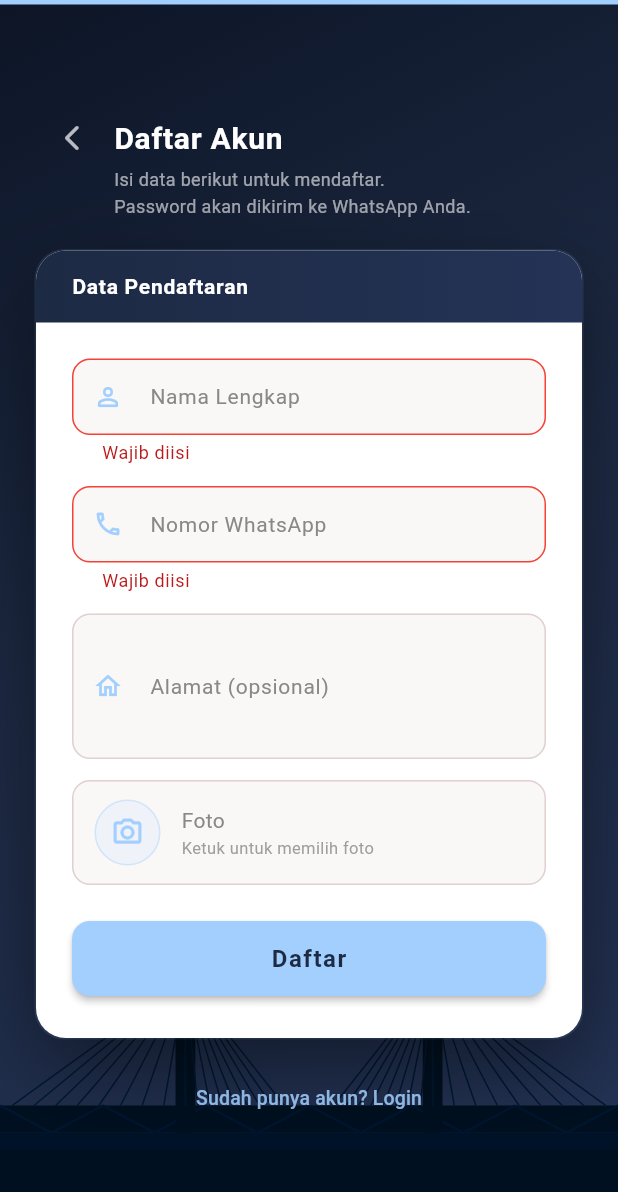
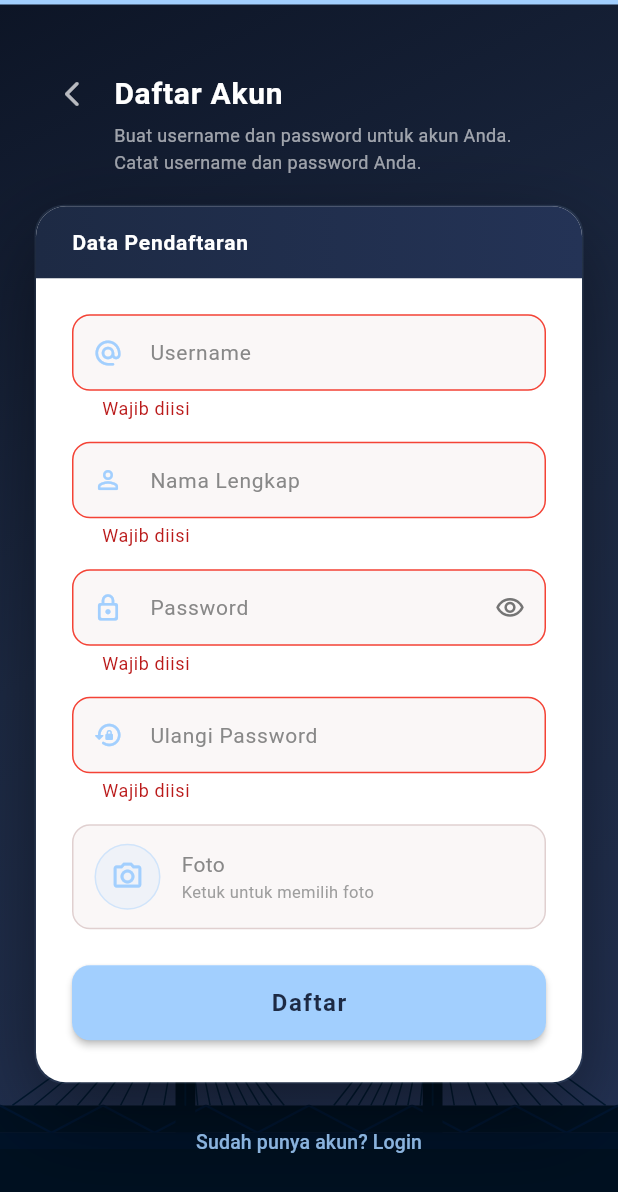
Before and after one commit to rofianto507/ampera247-mobile, a Flutter app: the RegistrationScreen screen opened by its route, after a tap on "Daftar", on a phone screen of 412 x 824 dp. Shown: the top 1192 px of the screen. Run offline on Flutter 3.47's test engine with Material 3 defaults, Android fonts, the phone set to English and light mode, and no system bars; our stand-ins replace dio, file_picker, flutter_map, flutter_native_splash, flutter_riverpod, flutter_secure_storage and 6 more; missing offline and left inert: dart:html, dart:js_interop, flutter_foreground_task, webview_flutter_android; accounts and stored records are empty.

Commit message:
feat: Implement username availability check and update registration process with username and password

```diff
--- a/lib/features/registration/presentation/providers/registration_provider.dart
+++ b/lib/features/registration/presentation/providers/registration_provider.dart
@@ -11,19 +11,21 @@ class RegState {
   const RegState({this.status = RegStatus.idle, this.error, this.login});
 }
 
+/// Hasil pengecekan ketersediaan username. [error] berisi alasan bila
+/// [available] false; null + false berarti pengecekan gagal (jaringan).
+class UsernameCheck {
+  final bool available;
+  final String? error;
+  const UsernameCheck({required this.available, this.error});
+}
+
 class RegNotifier extends Notifier<RegState> {
   @override
   RegState build() => const RegState();
 
-  Future<void> register({
-    required String nama,
-    required String phone,
-    required String alamat,
-    String? fotoBase64,
-  }) async {
-    state = const RegState(status: RegStatus.loading);
-    try {
-      final dio = Dio(BaseOptions(
+  // Endpoint v2 (username + password). Endpoint lama /mobile/dkm/register
+  // (login = nomor WA) masih dipakai app versi lama, jangan diubah.
+  Dio _dio() => Dio(BaseOptions(
         baseUrl: AppConfig.baseUrl,
         contentType: 'application/json',
         connectTimeout: const Duration(seconds: 30),
@@ -31,17 +33,54 @@ class RegNotifier extends Notifier<RegState> {
         headers: {'X-Odoo-Database': AppConfig.dbName},
       ));
 
+  Future<UsernameCheck> checkUsername(String username) async {
+    try {
+      final response = await _dio().post(
+        '/mobile/dkm/v2/check-username',
+        data: {
+          'jsonrpc': '2.0',
+          'method': 'call',
+          'params': {'username': username},
+        },
+      );
+      final body = response.data as Map<String, dynamic>;
+      if (body.containsKey('error')) {
+        return const UsernameCheck(
+            available: false, error: 'Gagal memeriksa username');
+      }
+      final result = body['result'] as Map<String, dynamic>;
+      return UsernameCheck(
+        available: result['available'] == true,
+        error: result['error'] as String?,
+      );
+    } on DioException {
+      return const UsernameCheck(
+          available: false, error: 'Koneksi gagal. Periksa jaringan Anda.');
+    } catch (_) {
+      return const UsernameCheck(
+          available: false, error: 'Gagal memeriksa username');
+    }
+  }
+
+  Future<void> register({
+    required String username,
+    required String nama,
+    required String password,
+    String? fotoBase64,
+  }) async {
+    state = const RegState(status: RegStatus.loading);
+    try {
       final payload = <String, dynamic>{
+        'username': username,
         'nama': nama,
-        'phone': phone,
-        'alamat': alamat,
+        'password': password,
       };
       if (fotoBase64 != null && fotoBase64.isNotEmpty) {
         payload['foto'] = fotoBase64;
       }
 
-      final response = await dio.post(
-        '/mobile/dkm/register',
+      final response = await _dio().post(
+        '/mobile/dkm/v2/register',
         data: {
           'jsonrpc': '2.0',
           'method': 'call',
--- a/lib/features/registration/presentation/screens/registration_screen.dart
+++ b/lib/features/registration/presentation/screens/registration_screen.dart
@@ -1,3 +1,4 @@
+import 'dart:async';
 import 'dart:convert';
 import 'package:file_picker/file_picker.dart';
 import 'package:flutter/foundation.dart' show kIsWeb;
@@ -20,21 +21,110 @@ class RegistrationScreen extends ConsumerStatefulWidget {
   ConsumerState<RegistrationScreen> createState() => _RegistrationScreenState();
 }
 
+enum _UsernameStatus { idle, checking, available, unavailable }
+
+// Harus sama dengan aturan di server (controllers/mobile_register.py).
+final _usernameRe = RegExp(r'^[a-z][a-z0-9._]{3,29}$');
+
 class _RegistrationScreenState extends ConsumerState<RegistrationScreen> {
-  final _formKey   = GlobalKey<FormState>();
-  final _namaCtrl  = TextEditingController();
-  final _phoneCtrl = TextEditingController();
-  final _alamatCtrl = TextEditingController();
+  final _formKey      = GlobalKey<FormState>();
+  final _usernameCtrl = TextEditingController();
+  final _namaCtrl     = TextEditingController();
+  final _passCtrl     = TextEditingController();
+  final _pass2Ctrl    = TextEditingController();
 
   String? _fotoBase64;
   String? _fotoFileName;
+  bool _obscure = true;
+
+  Timer? _debounce;
+  int _checkSeq = 0; // abaikan respons cek username yang sudah usang
+  _UsernameStatus _usernameStatus = _UsernameStatus.idle;
+  String? _usernameError; // alasan dari server bila tidak tersedia
 
   @override
   void dispose() {
+    _debounce?.cancel();
+    _usernameCtrl.dispose();
     _namaCtrl.dispose();
-    _phoneCtrl.dispose();
-    _alamatCtrl.dispose();
+    _passCtrl.dispose();
+    _pass2Ctrl.dispose();
     super.dispose();
+  }
+
+  void _onUsernameChanged(String raw) {
+    _debounce?.cancel();
+    final value = raw.trim();
+    final seq = ++_checkSeq;
+    if (!_usernameRe.hasMatch(value)) {
+      // Format salah: ditangani validator, tidak perlu tanya server.
+      setState(() {
+        _usernameStatus = _UsernameStatus.idle;
+        _usernameError = null;
+      });
+      return;
+    }
+    setState(() {
+      _usernameStatus = _UsernameStatus.checking;
+      _usernameError = null;
+    });
+    _debounce = Timer(const Duration(milliseconds: 500), () async {
+      final res =
+          await ref.read(registrationProvider.notifier).checkUsername(value);
+      if (!mounted || seq != _checkSeq) return;
+      setState(() {
+        _usernameStatus = res.available
+            ? _UsernameStatus.available
+            : _UsernameStatus.unavailable;
+        _usernameError = res.available ? null : res.error;
+      });
+    });
+  }
+
+  String? _validateUsername(String? v) {
+    final value = (v ?? '').trim();
+    if (value.isEmpty) return 'Wajib diisi';
+    if (value.length < 4 || value.length > 30) return 'Username 4-30 karakter';
+    if (!_usernameRe.hasMatch(value)) {
+      return 'Awali dengan huruf kecil; hanya huruf kecil, angka, titik, underscore';
+    }
+    if (_usernameStatus == _UsernameStatus.unavailable) {
+      return _usernameError ?? 'Username tidak tersedia';
+    }
+    if (_usernameStatus == _UsernameStatus.checking) {
+      return 'Sedang memeriksa username...';
+    }
+    return null;
+  }
+
+  String? _validatePassword(String? v) {
+    final value = v ?? '';
+    if (value.isEmpty) return 'Wajib diisi';
+    if (value.length < 8) return 'Password minimal 8 karakter';
+    if (!RegExp(r'[A-Za-z]').hasMatch(value) || !RegExp(r'\d').hasMatch(value)) {
+      return 'Password harus kombinasi huruf dan angka';
+    }
+    return null;
+  }
+
+  Widget? _usernameSuffix() {
+    switch (_usernameStatus) {
+      case _UsernameStatus.checking:
+        return const Padding(
+          padding: EdgeInsets.all(14),
+          child: SizedBox(
+            width: 18,
+            height: 18,
+            child: CircularProgressIndicator(strokeWidth: 2),
+          ),
+        );
+      case _UsernameStatus.available:
+        return const Icon(Icons.check_circle_rounded, color: Colors.green);
+      case _UsernameStatus.unavailable:
+        return Icon(Icons.cancel_rounded, color: Colors.red.shade600);
+      case _UsernameStatus.idle:
+        return null;
+    }
   }
 
   Future<void> _pickFoto() async {
@@ -53,9 +143,9 @@ class _RegistrationScreenState extends ConsumerState<RegistrationScreen> {
   Future<void> _submit() async {
     if (!_formKey.currentState!.validate()) return;
     await ref.read(registrationProvider.notifier).register(
+      username:   _usernameCtrl.text.trim(),
       nama:       _namaCtrl.text.trim(),
-      phone:      _phoneCtrl.text.trim(),
-      alamat:     _alamatCtrl.text.trim(),
+      password:   _passCtrl.text,
       fotoBase64: kIsWeb ? null : _fotoBase64,
     );
   }
@@ -146,7 +236,7 @@ class _RegistrationScreenState extends ConsumerState<RegistrationScreen> {
                   ),
                   const SizedBox(height: 4),
                   Text(
-                    'Isi data berikut untuk mendaftar.\nPassword akan dikirim ke WhatsApp Anda.',
+                    'Buat username dan password untuk akun Anda.\nCatat username dan password Anda.',
                     style: TextStyle(
                       color: Colors.white.withValues(alpha: 0.60),
                       fontSize: 12,
@@ -210,6 +300,21 @@ class _RegistrationScreenState extends ConsumerState<RegistrationScreen> {
                     crossAxisAlignment: CrossAxisAlignment.stretch,
                     children: [
                       _buildField(
+                        controller: _usernameCtrl,
+                        label: 'Username',
+                        hint: 'Contoh: budi.santoso',
+                        icon: Icons.alternate_email_rounded,
+                        enabled: !isLoading,
+                        action: TextInputAction.next,
+                        suffix: _usernameSuffix(),
+                        onChanged: _onUsernameChanged,
+                        validator: _validateUsername,
+                        helper: _usernameStatus == _UsernameStatus.available
+                            ? 'Username tersedia'
+                            : null,
+                      ),
+                      const SizedBox(height: 14),
+                      _buildField(
                         controller: _namaCtrl,
                         label: 'Nama Lengkap',
                         icon: Icons.person_outline_rounded,
@@ -218,29 +323,38 @@ class _RegistrationScreenState extends ConsumerState<RegistrationScreen> {
                       ),
                       const SizedBox(height: 14),
                       _buildField(
-                        controller: _phoneCtrl,
-                        label: 'Nomor WhatsApp',
-                        hint: 'Contoh: 08123456789',
-                        icon: Icons.phone_outlined,
+                        controller: _passCtrl,
+                        label: 'Password',
+                        hint: 'Min. 8 karakter, huruf dan angka',
+                        icon: Icons.lock_outline_rounded,
                         enabled: !isLoading,
-                        keyboardType: TextInputType.phone,
+                        obscure: _obscure,
                         action: TextInputAction.next,
-                        validator: (v) {
-                          if (v == null || v.trim().isEmpty) return 'Wajib diisi';
-                          final digits = v.replaceAll(RegExp(r'\D'), '');
-                          if (digits.length < 9) return 'Nomor tidak valid';
-                          return null;
-                        },
+                        validator: _validatePassword,
+                        suffix: IconButton(
+                          icon: Icon(
+                            _obscure
+                                ? Icons.visibility_outlined
+                                : Icons.visibility_off_outlined,
+                            size: 20,
+                            color: Colors.grey.shade600,
+                          ),
+                          onPressed: () => setState(() => _obscure = !_obscure),
+                        ),
                       ),
                       const SizedBox(height: 14),
                       _buildField(
-                        controller: _alamatCtrl,
-                        label: 'Alamat (opsional)',
-                        icon: Icons.home_outlined,
+                        controller: _pass2Ctrl,
+                        label: 'Ulangi Password',
+                        icon: Icons.lock_reset_rounded,
                         enabled: !isLoading,
-                        maxLines: 3,
+                        obscure: _obscure,
                         action: TextInputAction.done,
-                        validator: (_) => null,
+                        validator: (v) {
+                          if (v == null || v.isEmpty) return 'Wajib diisi';
+                          if (v != _passCtrl.text) return 'Password tidak sama';
+                          return null;
+                        },
                       ),
                       if (!kIsWeb) ...[
                         const SizedBox(height: 14),
@@ -416,7 +530,7 @@ class _RegistrationScreenState extends ConsumerState<RegistrationScreen> {
         ),
         const SizedBox(height: 12),
         Text(
-          'Informasi login telah dikirim ke WhatsApp Anda.\nSilakan cek pesan masuk.',
+          'Akun Anda sudah dibuat.\nSilakan login dengan username dan password Anda.',
           textAlign: TextAlign.center,
           style: TextStyle(
             color: Colors.white.withValues(alpha: 0.70),
@@ -444,7 +558,7 @@ class _RegistrationScreenState extends ConsumerState<RegistrationScreen> {
               ),
               const SizedBox(height: 6),
               Text(
-                login ?? '(lihat WhatsApp Anda)',
+                login ?? '-',
                 style: const TextStyle(
                   color: _kSky,
                   fontSize: 18,
@@ -493,6 +607,10 @@ class _RegistrationScreenState extends ConsumerState<RegistrationScreen> {
     TextInputType keyboardType = TextInputType.text,
     TextInputAction action = TextInputAction.next,
     int maxLines = 1,
+    bool obscure = false,
+    Widget? suffix,
+    String? helper,
+    ValueChanged<String>? onChanged,
     String? Function(String?)? validator,
   }) {
     const border = OutlineInputBorder(
@@ -510,10 +628,17 @@ class _RegistrationScreenState extends ConsumerState<RegistrationScreen> {
       keyboardType: maxLines > 1 ? TextInputType.multiline : keyboardType,
       textInputAction: action,
       maxLines: maxLines,
+      obscureText: obscure,
+      onChanged: onChanged,
+      autocorrect: false,
+      enableSuggestions: !obscure,
       style: const TextStyle(color: _kDark, fontSize: 15),
       decoration: InputDecoration(
         labelText: label,
         hintText: hint,
+        helperText: helper,
+        helperStyle: TextStyle(color: Colors.green.shade700, fontSize: 12),
+        suffixIcon: suffix,
         labelStyle:
             const TextStyle(color: Color(0xFF888888), fontSize: 14),
         hintStyle:
--- a/pubspec.yaml
+++ b/pubspec.yaml
@@ -1,7 +1,7 @@
 name: digital_kamtibmas_mobile
 description: "AMPERA2407 - Platform Layanan Publik Digital Kota Palembang."
 publish_to: 'none'
-version: 1.3.0+6
+version: 1.4.0+7
 # Format: versionName+versionCode
 # versionCode (angka setelah +) WAJIB naik setiap upload ke Play Store
 
```
